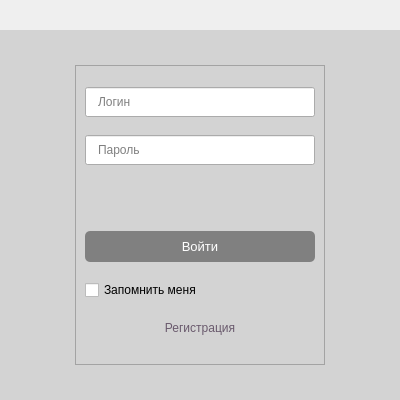
Above: rsc/dialog_v2.ui from justfollowthesun/laser_control before the change. Below: the same form after it.
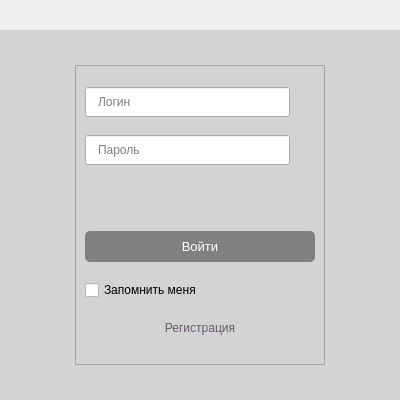
That is the form after the change. Icons and pictures are not drawn.

What changed in the file:
```diff
--- a/rsc/dialog_v2.ui
+++ b/rsc/dialog_v2.ui
@@ -140,7 +140,7 @@
           </property>
           <property name="maximumSize">
            <size>
-            <width>250</width>
+            <width>200</width>
             <height>300</height>
            </size>
           </property>
@@ -171,7 +171,7 @@
              </property>
              <property name="maximumSize">
               <size>
-               <width>16777215</width>
+               <width>205</width>
                <height>30</height>
               </size>
              </property>
@@ -202,7 +202,7 @@
              </property>
              <property name="maximumSize">
               <size>
-               <width>16777215</width>
+               <width>205</width>
                <height>30</height>
               </size>
              </property>
```
